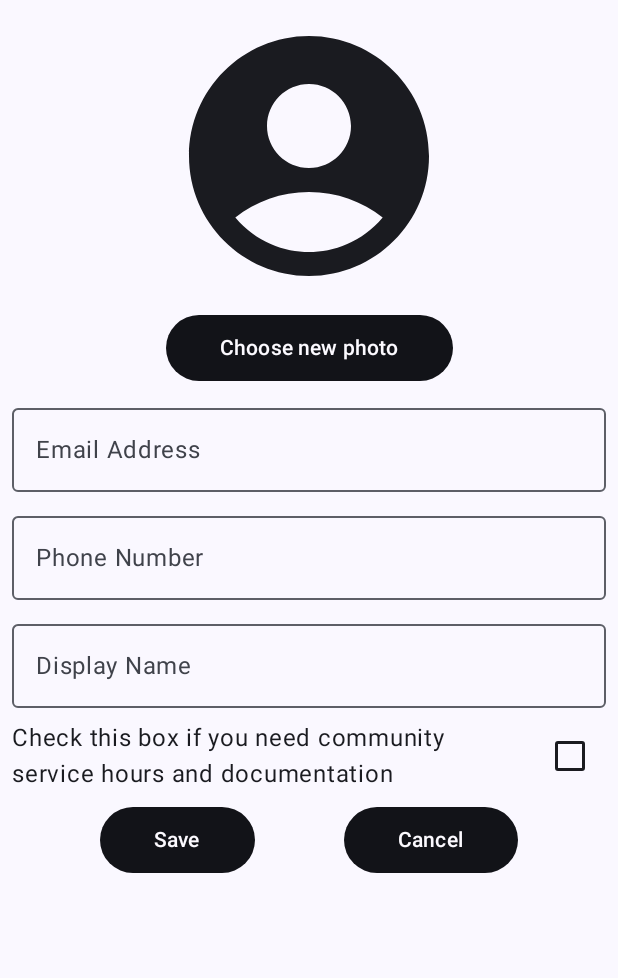
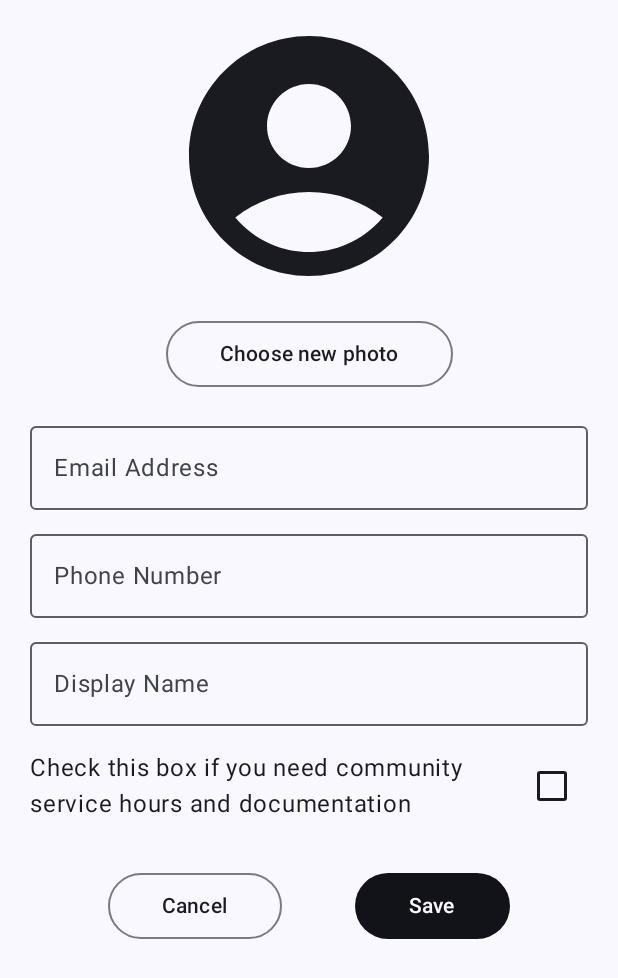
Before and after one commit to WalkingForRochester/MobileApplication, an Android app built with Jetpack Compose: the composable EditProfile shown on its own in the app's theme, on a phone screen of 412 x 824 dp. Shown: the top 978 px of the screen. Run offline under Robolectric (Android 15) with nearby library versions, the phone set to English and light mode, and no system bars; our stand-ins replace Dagger/Hilt's generated code, Timber; pictures from the network do not load; 3 statements that could not run were skipped.

Commit message:
Cleanup profile card to only have one primary button and add spacing

```diff
--- a/app/src/main/java/com/walkingforrochester/walkingforrochester/android/ui/composable/profile/ProfileCard.kt
+++ b/app/src/main/java/com/walkingforrochester/walkingforrochester/android/ui/composable/profile/ProfileCard.kt
@@ -6,8 +6,6 @@ import android.text.format.DateUtils
 import androidx.activity.compose.rememberLauncherForActivityResult
 import androidx.activity.result.contract.ActivityResultContracts
 import androidx.compose.animation.animateContentSize
-import androidx.compose.animation.core.Spring
-import androidx.compose.animation.core.spring
 import androidx.compose.foundation.Image
 import androidx.compose.foundation.layout.Arrangement
 import androidx.compose.foundation.layout.Box
@@ -50,6 +48,7 @@ import com.walkingforrochester.walkingforrochester.android.R
 import com.walkingforrochester.walkingforrochester.android.roundDouble
 import com.walkingforrochester.walkingforrochester.android.ui.composable.common.CommunityServiceCheckbox
 import com.walkingforrochester.walkingforrochester.android.ui.composable.common.WFRButton
+import com.walkingforrochester.walkingforrochester.android.ui.composable.common.WFROutlinedButton
 import com.walkingforrochester.walkingforrochester.android.ui.composable.common.WFROutlinedTextField
 import com.walkingforrochester.walkingforrochester.android.ui.state.ProfileScreenState
 import com.walkingforrochester.walkingforrochester.android.ui.theme.WalkingForRochesterTheme
@@ -62,11 +61,8 @@ fun ProfileCard(
     profileViewModel: ProfileViewModel
 ) {
     Card(
-        modifier = modifier.animateContentSize(
-            animationSpec = spring(
-                dampingRatio = Spring.DampingRatioMediumBouncy, stiffness = Spring.StiffnessLow
-            )
-        ), elevation = CardDefaults.cardElevation(defaultElevation = 1.dp)
+        modifier = modifier.animateContentSize(),
+        elevation = CardDefaults.elevatedCardElevation()
     ) {
         if (uiState.profileDataLoading) {
             Box(modifier = Modifier.fillMaxWidth()) {
@@ -81,6 +77,7 @@ fun ProfileCard(
                 uiState = uiState,
                 profileViewModel = profileViewModel
             )
+            if (!uiState.editProfile) {
                 Divider(
                     thickness = 1.dp,
                     color = Color.LightGray,
@@ -105,6 +102,7 @@ fun ProfileCard(
             }
         }
     }
+}
 
 @Composable
 fun EditableProfile(
@@ -112,13 +110,7 @@ fun EditableProfile(
     uiState: ProfileScreenState,
     profileViewModel: ProfileViewModel
 ) {
-    Box(
-        modifier = modifier.animateContentSize(
-            animationSpec = spring(
-                dampingRatio = Spring.DampingRatioMediumBouncy, stiffness = Spring.StiffnessLow
-            )
-        )
-    ) {
+    Box(modifier = modifier) {
         if (uiState.editProfile) {
             EditProfile(
                 uiState = uiState,
@@ -170,9 +162,16 @@ fun ProfileDataAndActions(
             .fillMaxWidth(),
         horizontalArrangement = Arrangement.SpaceBetween
     ) {
-        ProfilePic(modifier = Modifier.padding(16.dp), profilePic = uiState.profilePic)
+        ProfilePic(
+            modifier = Modifier.padding(16.dp),
+            profilePic = uiState.profilePic
+        )
         Column {
-            ProfileActions(enabled = uiState.accountId != 0L, onEdit = onEdit, onShare = onShare)
+            ProfileActions(
+                enabled = uiState.accountId != 0L,
+                onEdit = onEdit,
+                onShare = onShare
+            )
             ProfileInfo(
                 accountId = uiState.accountId,
                 email = uiState.email,
@@ -205,13 +204,18 @@ fun EditProfile(
             uiState = uiState,
             profileViewModel = profileViewModel
         )
-        Row(horizontalArrangement = Arrangement.SpaceEvenly, modifier = Modifier.fillMaxWidth()) {
+        Row(
+            modifier = Modifier
+                .padding(16.dp)
+                .fillMaxWidth(),
+            horizontalArrangement = Arrangement.SpaceEvenly,
+        ) {
+            WFROutlinedButton(label = R.string.cancel, onClick = profileViewModel::onCancel)
             WFRButton(
                 label = R.string.save,
                 onClick = profileViewModel::onSave,
                 loading = uiState.profileDataSaving
             )
-            WFRButton(label = R.string.cancel, onClick = profileViewModel::onCancel)
         }
     }
 }
@@ -252,7 +256,7 @@ fun EditProfilePic(
 
     Column(
         horizontalAlignment = Alignment.CenterHorizontally,
-        verticalArrangement = Arrangement.spacedBy(8.dp)
+        verticalArrangement = Arrangement.spacedBy(12.dp)
     ) {
         if (uiState.profilePic.isBlank()) {
             Icon(
@@ -290,11 +294,16 @@ fun EditProfilePic(
         if (uiState.tooLargeImage) {
             Text(
                 text = stringResource(R.string.too_large_image),
-                style = MaterialTheme.typography.bodySmall.copy(color = Color.Red),
+                color = MaterialTheme.colorScheme.error,
+                style = MaterialTheme.typography.bodySmall,
                 textAlign = TextAlign.Center
             )
         }
-        WFRButton(label = R.string.choose_new_photo, onClick = { launcher.launch("image/*") })
+
+        WFROutlinedButton(
+            onClick = { launcher.launch("image/*") },
+            label = R.string.choose_new_photo,
+        )
     }
 }
 
@@ -358,6 +367,7 @@ fun EditProfileInfo(
         verticalArrangement = Arrangement.spacedBy(8.dp),
         modifier = modifier
             .wrapContentHeight()
+            .padding(horizontal = 12.dp, vertical = 8.dp)
             .fillMaxWidth()
     ) {
         WFROutlinedTextField(
@@ -381,6 +391,7 @@ fun EditProfileInfo(
             clearFieldIconEnabled = true
         )
         CommunityServiceCheckbox(
+            modifier = Modifier.padding(top = 8.dp),
             checked = uiState.communityService,
             onCheckedChange = profileViewModel::onCommunityServiceChange,
             labelColor = MaterialTheme.colorScheme.onSurface,
```
Lines whose indentation alone changed are shown as unchanged.
